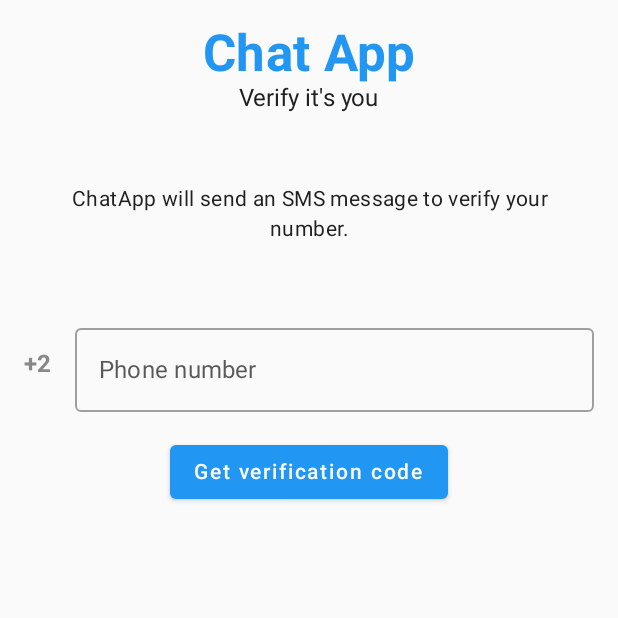
After one commit to androiddevnotesforks/Chat-App, an Android app built with Jetpack Compose: the VerifyActivity screen opened directly, with no data from a screen before it, on a phone screen of 412 x 824 dp, the top half of it. The commit adds this screen. Run offline under Robolectric (Android 15) with nearby library versions, the phone set to English and light mode, and no system bars; our stand-ins replace Dagger/Hilt's generated code, Firebase (no records; nobody signed in at launch, a user with empty details on screens opened directly).

Commit message:
Verify phone number

```diff
--- a/app/src/main/AndroidManifest.xml
+++ b/app/src/main/AndroidManifest.xml
@@ -57,6 +57,9 @@
             android:windowSoftInputMode="adjustResize"
             android:theme="@style/Theme.ChatApp"
             />
+        <activity android:name=".ui.verify.VerifyActivity"
+            android:exported="true"
+            android:theme="@style/Theme.ChatApp"/>
         <activity
             android:name=".ui.MainActivity"
             android:exported="true"
--- a/app/src/main/java/com/devwarex/chatapp/models/UserModel.kt
+++ b/app/src/main/java/com/devwarex/chatapp/models/UserModel.kt
@@ -10,6 +10,7 @@ class UserModel(){
     var uid: String = ""
     var deviceToken: String = ""
     var img: String = ""
+    var verified: Boolean = false
     @ServerTimestamp
     val timestamp: Date? = null
     constructor(
--- a/app/src/main/java/com/devwarex/chatapp/repos/UpdateTokenRepo.kt
+++ b/app/src/main/java/com/devwarex/chatapp/repos/UpdateTokenRepo.kt
@@ -18,7 +18,7 @@ class UpdateTokenRepo {
                 }
             }
         }
-        private fun setDeviceToken(uid: String,token: String){
+        fun setDeviceToken(uid: String,token: String){
             if (uid.isNotEmpty()){
                 val map:Map<String,String> = mapOf("token" to token)
                 Firebase.firestore.collection(Paths.TOKENS)
--- /dev/null
+++ b/app/src/main/java/com/devwarex/chatapp/ui/verify/VerifyActivity.kt
@@ -0,0 +1,271 @@
+package com.devwarex.chatapp.ui.verify
+
+import android.content.Intent
+import android.os.Bundle
+import android.util.Log
+import androidx.activity.ComponentActivity
+import androidx.activity.compose.setContent
+import androidx.activity.viewModels
+import androidx.compose.foundation.ScrollState
+import androidx.compose.foundation.layout.*
+import androidx.compose.foundation.text.KeyboardOptions
+import androidx.compose.foundation.verticalScroll
+import androidx.compose.material.*
+import androidx.compose.runtime.Composable
+import androidx.compose.runtime.collectAsState
+import androidx.compose.ui.Alignment
+import androidx.compose.ui.Modifier
+import androidx.compose.ui.graphics.Color
+import androidx.compose.ui.res.stringResource
+import androidx.compose.ui.text.TextStyle
+import androidx.compose.ui.text.font.FontWeight
+import androidx.compose.ui.text.input.KeyboardType
+import androidx.compose.ui.text.style.TextAlign
+import androidx.compose.ui.unit.dp
+import androidx.hilt.navigation.compose.hiltViewModel
+import androidx.lifecycle.lifecycleScope
+import com.devwarex.chatapp.R
+import com.devwarex.chatapp.ui.chat.ChatsActivity
+import com.devwarex.chatapp.ui.theme.ChatAppTheme
+import com.google.firebase.FirebaseException
+import com.google.firebase.FirebaseTooManyRequestsException
+import com.google.firebase.auth.FirebaseAuthInvalidCredentialsException
+import com.google.firebase.auth.PhoneAuthCredential
+import com.google.firebase.auth.PhoneAuthOptions
+import com.google.firebase.auth.PhoneAuthProvider
+import com.google.firebase.auth.ktx.auth
+import com.google.firebase.ktx.Firebase
+import dagger.hilt.android.AndroidEntryPoint
+import kotlinx.coroutines.flow.collect
+import kotlinx.coroutines.launch
+import java.util.concurrent.TimeUnit
+
+@AndroidEntryPoint
+class VerifyActivity : ComponentActivity() {
+
+    private var storedVerificationId: String = ""
+    private lateinit var resendToken: PhoneAuthProvider.ForceResendingToken
+    private lateinit var mCredential: PhoneAuthCredential
+    private lateinit var options: PhoneAuthOptions.Builder
+    private val viewModel by viewModels<VerifyViewModel>()
+
+    private val callbacks = object : PhoneAuthProvider.OnVerificationStateChangedCallbacks() {
+
+        override fun onVerificationCompleted(credential: PhoneAuthCredential) {
+            // This callback will be invoked in two situations:
+            // 1 - Instant verification. In some cases the phone number can be instantly
+            //     verified without needing to send or enter a verification code.
+            // 2 - Auto-retrieval. On some devices Google Play services can automatically
+            //     detect the incoming verification SMS and perform verification without
+            //     user action.
+            Log.d("TAG", "onVerificationCompleted:$credential")
+            mCredential = credential
+            linkWithPhoneAuthCredential()
+        }
+
+        override fun onVerificationFailed(e: FirebaseException) {
+            // This callback is invoked in an invalid request for verification is made,
+            // for instance if the the phone number format is not valid.
+            Log.e("TAG", "onVerificationFailed", e)
+
+            if (e is FirebaseAuthInvalidCredentialsException) {
+                // Invalid request
+            } else if (e is FirebaseTooManyRequestsException) {
+                // The SMS quota for the project has been exceeded
+            }
+
+            // Show a message and update the UI
+        }
+
+        override fun onCodeSent(
+            verificationId: String,
+            token: PhoneAuthProvider.ForceResendingToken
+        ) {
+            // The SMS verification code has been sent to the provided phone number, we
+            // now need to ask the user to enter the code and then construct a credential
+            // by combining the code with a verification ID.
+            Log.d("TAG", "onCodeSent:$verificationId")
+            // Save verification ID and resending token so we can use them later
+            storedVerificationId = verificationId
+            resendToken = token
+            viewModel.onCodeSent()
+        }
+    }
+    override fun onCreate(savedInstanceState: Bundle?) {
+        super.onCreate(savedInstanceState)
+        setContent {
+            ChatAppTheme {
+                Surface(
+                    modifier = Modifier.fillMaxSize(),
+                    color = MaterialTheme.colors.background
+                ) {
+                    VerifyScreen()
+                }
+            }
+        }
+
+        options = PhoneAuthOptions.newBuilder(Firebase.auth)
+            .setTimeout(60L, TimeUnit.SECONDS) // Timeout and unit
+            .setActivity(this)                 // Activity (for callback binding)
+            .setCallbacks(callbacks)          // OnVerificationStateChangedCallbacks
+
+        lifecycleScope.launchWhenCreated {
+            launch {
+                viewModel.uistate.collect {
+                    if (it.requestingCode){
+                        launch { viewModel.phone.collect { phone -> verifying(phone)} }
+                    }
+
+                    if (it.verifying){
+                        launch { viewModel.code.collect { code -> verifyWithCredential(code) } }
+                    }
+                }
+            }
+
+            launch { viewModel.isVerified.collect { updateUi(it) } }
+        }
+    }
+
+    private fun verifying(phone: String){
+        options.setPhoneNumber("+2$phone")
+        PhoneAuthProvider.verifyPhoneNumber(options.build())
+    }
+
+    private fun linkWithPhoneAuthCredential(){
+        Firebase.auth.currentUser!!.linkWithCredential(mCredential)
+            .addOnCompleteListener { task ->
+                if (task.isSuccessful) viewModel.onSuccess()
+                viewModel.verifyAccount()
+            }.addOnFailureListener { Log.e("link","account: ${it.message}") }
+    }
+
+
+    private fun verifyWithCredential(code: String){
+        mCredential = PhoneAuthProvider.getCredential(storedVerificationId,code)
+        linkWithPhoneAuthCredential()
+    }
+
+    private fun updateUi(b: Boolean){
+        if (b){
+            val homeIntent = Intent(this, ChatsActivity::class.java)
+            startActivity(homeIntent)
+            finish()
+        }
+    }
+
+}
+
+
+@Composable
+fun VerifyScreen(modifier: Modifier = Modifier){
+    val viewModel = hiltViewModel<VerifyViewModel>()
+    val (sent,requestingCode,verifying,success) = viewModel.uistate.collectAsState().value
+    Column(
+        modifier = modifier
+            .fillMaxWidth()
+            .verticalScroll(state = ScrollState(0))
+    ) {
+        Text(
+            text = stringResource(id = R.string.app_name),
+            color = MaterialTheme.colors.primary,
+            modifier = modifier
+                .align(Alignment.CenterHorizontally)
+                .padding(top = 16.dp),
+            textAlign = TextAlign.Center,
+            style = MaterialTheme.typography.h4,
+            fontWeight = FontWeight.Bold
+        )
+        Text(
+            text = stringResource(id = R.string.verify_its_you),
+            modifier = modifier.align(Alignment.CenterHorizontally),
+            color = MaterialTheme.colors.onSurface,
+            style = MaterialTheme.typography.body1
+        )
+        Spacer(modifier = modifier.height(16.dp))
+        Text(
+            text = stringResource(id = R.string.verify_message),
+            modifier = modifier
+                .align(Alignment.CenterHorizontally)
+                .padding(all = 32.dp),
+            color = MaterialTheme.colors.onSurface,
+            style = MaterialTheme.typography.body2,
+            textAlign = TextAlign.Center
+        )
+        Spacer(modifier = modifier.height(16.dp))
+        val phone = viewModel.phone.collectAsState()
+        Row() {
+            Text(
+                text = "+2",
+                modifier = modifier
+                    .padding(start = 16.dp)
+                    .align(Alignment.CenterVertically),
+                fontWeight = FontWeight.Bold,
+                color = Color.Gray
+                )
+            OutlinedTextField(
+                value = phone.value,
+                onValueChange = viewModel::setPhone,
+                singleLine = true,
+                enabled = !sent || !verifying || !success,
+                colors = TextFieldDefaults.textFieldColors(
+                    textColor = MaterialTheme.colors.onSurface,
+                    backgroundColor = MaterialTheme.colors.background
+                ),
+                modifier = modifier
+                    .fillMaxWidth()
+                    .padding(end = 16.dp, start = 16.dp),
+                label = { Text(text = stringResource(id = R.string.phone_title)) },
+                placeholder = { Text(text = stringResource(id = R.string.phone_title)) },
+                keyboardOptions = KeyboardOptions(keyboardType = KeyboardType.Phone)
+            )
+        }
+        Spacer(modifier = modifier.height(16.dp))
+        if (!requestingCode && !sent && !verifying && !success) {
+            Button(onClick = { viewModel.onRequestCode() }, modifier = modifier.align(Alignment.CenterHorizontally)) {
+                Text(text = "Get verification code")
+            }
+        }
+        if (requestingCode){
+            LinearProgressIndicator(modifier = modifier
+                .align(Alignment.CenterHorizontally)
+                .padding(all = 32.dp)
+                .fillMaxSize()
+            )
+        }
+        if (sent){
+            val code = viewModel.code.collectAsState()
+            OutlinedTextField(
+                value = code.value,
+                onValueChange = viewModel::setCode,
+                singleLine = true,
+                enabled = !verifying,
+                colors = TextFieldDefaults.textFieldColors(
+                    textColor = MaterialTheme.colors.onSurface,
+                    backgroundColor = MaterialTheme.colors.background
+                ),
+                modifier = modifier
+                    .padding(end = 16.dp, start = 16.dp)
+                    .align(Alignment.CenterHorizontally),
+                label = { Text(text = stringResource(id = R.string.verification_code)) },
+                placeholder = { Text(text = stringResource(id = R.string.code_title)) },
+                keyboardOptions = KeyboardOptions(keyboardType = KeyboardType.Number)
+            )
+            Spacer(modifier = modifier.height(16.dp))
+            Button(
+                onClick = {viewModel.onVerify() },
+                colors =ButtonDefaults.buttonColors(backgroundColor = MaterialTheme.colors.secondary) ,
+                modifier = modifier.align(Alignment.CenterHorizontally)) {
+                Text(text = "Verify")
+            }
+        }
+
+        if (verifying){
+            LinearProgressIndicator(modifier = modifier
+                .align(Alignment.CenterHorizontally)
+                .padding(all = 32.dp)
+                .fillMaxSize()
+            )
+        }
+
+    }
+}
--- /dev/null
+++ b/app/src/main/java/com/devwarex/chatapp/ui/verify/VerifyUiState.kt
@@ -0,0 +1,8 @@
+package com.devwarex.chatapp.ui.verify
+
+data class VerifyUiState(
+    val sent: Boolean = false,
+    val requestingCode: Boolean = false,
+    val verifying: Boolean = false,
+    val success: Boolean = false
+)
--- /dev/null
+++ b/app/src/main/java/com/devwarex/chatapp/ui/verify/VerifyViewModel.kt
@@ -0,0 +1,63 @@
+package com.devwarex.chatapp.ui.verify
+
+import androidx.core.text.isDigitsOnly
+import androidx.lifecycle.ViewModel
+import com.devwarex.chatapp.repos.UserByIdRepo
+import dagger.hilt.android.lifecycle.HiltViewModel
+import kotlinx.coroutines.flow.Flow
+import kotlinx.coroutines.flow.MutableStateFlow
+import kotlinx.coroutines.flow.StateFlow
+import kotlinx.coroutines.flow.receiveAsFlow
+import javax.inject.Inject
+
+@HiltViewModel
+class VerifyViewModel @Inject constructor(
+    private val repo: UserByIdRepo
+): ViewModel() {
+
+    private val _phone = MutableStateFlow("")
+    private val _code = MutableStateFlow("")
+    private val _uiState = MutableStateFlow(VerifyUiState())
+    val uistate: StateFlow<VerifyUiState> get() = _uiState
+    val phone: StateFlow<String> get() = _phone
+    val code: StateFlow<String> get() = _code
+    val isVerified: Flow<Boolean> get() = repo.isVerified.receiveAsFlow()
+
+    fun setPhone(s: String){
+        if (s.isNotBlank() && s.isDigitsOnly()){
+            _phone.value = s
+        }
+    }
+
+
+    fun setCode(s: String){
+        if (s.isNotBlank() && s.isDigitsOnly() && s.length in 0..6){
+            _code.value = s
+        }
+    }
+
+    fun onCodeSent(){
+        _uiState.value = _uiState.value.copy(sent = true, requestingCode = false)
+    }
+
+    fun onRequestCode(){
+        if (phone.value.length == 11) {
+            _uiState.value = _uiState.value.copy(requestingCode = true)
+        }
+    }
+
+    fun onVerify(){
+        if (code.value.length == 6) {
+            _uiState.value = _uiState.value.copy(verifying = true, sent = false)
+        }
+    }
+
+    fun onSuccess(){
+        _uiState.value = _uiState.value.copy(success = true, verifying = false, sent = false, requestingCode = false)
+    }
+
+    fun verifyAccount(){
+        repo.verifyAccount()
+    }
+
+}
--- a/app/src/main/res/values/strings.xml
+++ b/app/src/main/res/values/strings.xml
@@ -31,5 +31,9 @@
     <string name="user_added">User added</string>
     <string name="or_title">OR</string>
     <string name="google_sign_in_title">Sign in with Google</string>
-
+    <string name="verify_its_you">Verify it\'s you</string>
+    <string name="verify_message">ChatApp will send an SMS message to verify your number.</string>
+    <string name="phone_title">Phone number</string>
+    <string name="code_title">Code</string>
+    <string name="verification_code">Verification code</string>
 </resources>
```
Also changed, not shown: app/src/main/java/com/devwarex/chatapp/FirebaseInstanceService.kt (+4 -10 lines), app/src/main/java/com/devwarex/chatapp/repos/UserByIdRepo.kt (+12 -2 lines), app/src/main/java/com/devwarex/chatapp/ui/MainActivity.kt (+26 -8 lines), app/src/main/java/com/devwarex/chatapp/ui/chat/ChatsActivity.kt (+65 -0 lines), app/src/main/java/com/devwarex/chatapp/ui/signUp/SignUpActivity.kt (+4 -3 lines).
